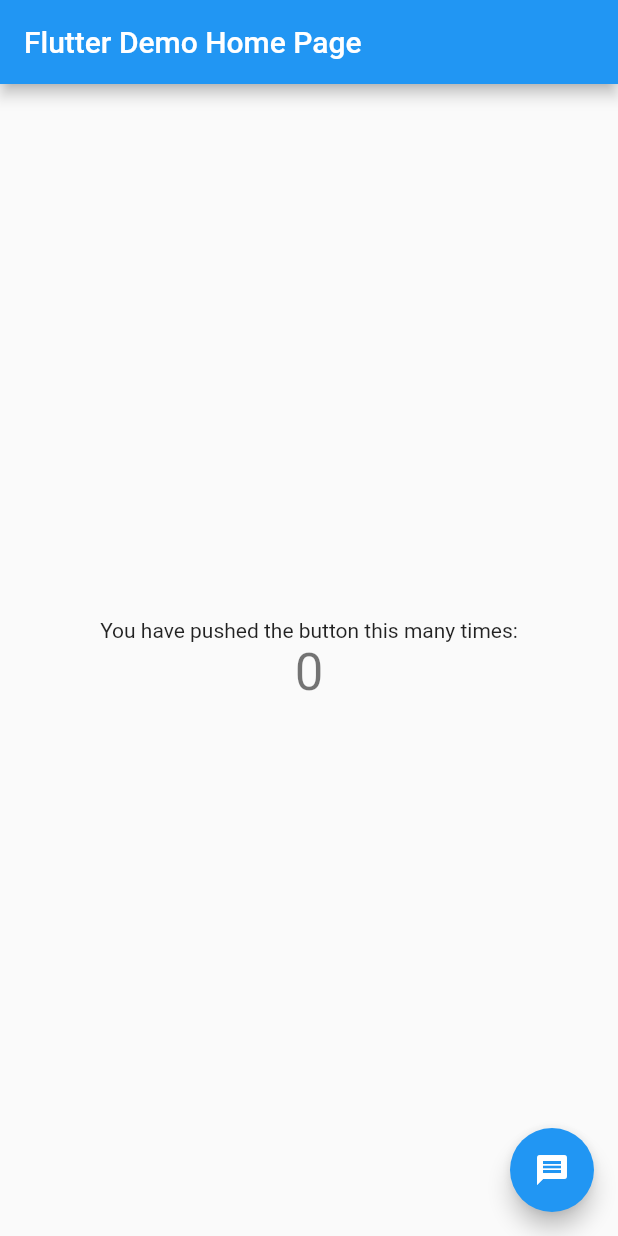
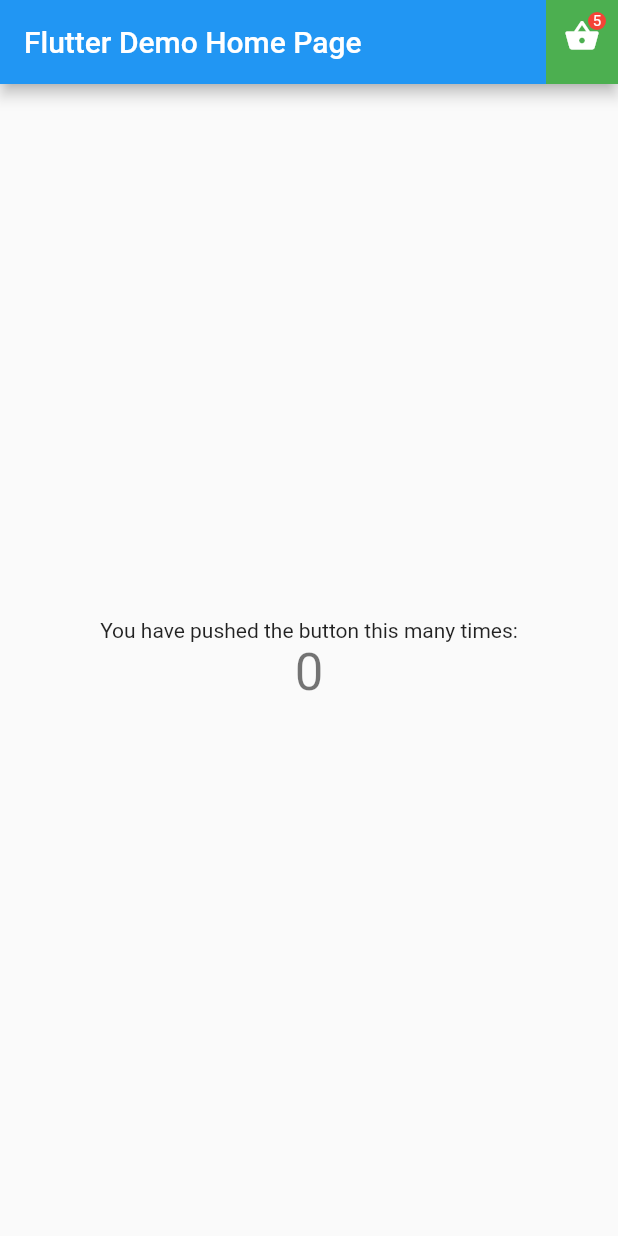
Before and after one commit to jpmehedi/ecommerce_ui_kit, a Flutter app: the screen it shows after launch, on a phone screen of 412 x 824 dp. Run offline on Flutter 3.47's test engine with Material 2 defaults, Android fonts, the phone set to English and light mode, and no system bars.

Commit message:
Include Shoping cart ui

```diff
--- a/example/lib/main.dart
+++ b/example/lib/main.dart
@@ -73,6 +73,12 @@ class _MyHomePageState extends State<MyHomePage> {
         // Here we take the value from the MyHomePage object that was created by
         // the App.build method, and use it to set our appbar title.
         title: Text(widget.title),
+        actions: [
+          CardBadge(
+            icon: Icon(Icons.shopping_basket),
+            count: "5",
+          )
+        ],
       ),
       body: Center(
         // Center is a layout widget. It takes a single child and positions it
@@ -104,17 +110,17 @@ class _MyHomePageState extends State<MyHomePage> {
           ],
         ),
       ),
-      floatingActionButton: FloatingActionButton(
-        onPressed: () async {
-          await CustomAlertBox.showCustomAlertBox(
-              context: context,
-              willDisplayWidget: Container(
-                child: Text('My custom alert box, used from example!!'),
-              ));
-        },
-        tooltip: 'Show Custom Alert Box',
-        child: Icon(Icons.message),
-      ) // This trailing comma makes auto-formatting nicer for build methods.
+      // floatingActionButton: FloatingActionButton(
+      //   onPressed: () async {
+      //     await CustomAlertBox.showCustomAlertBox(
+      //         context: context,
+      //         willDisplayWidget: Container(
+      //           child: Text('My custom alert box, used from example!!'),
+      //         ));
+      //   },
+      //   tooltip: 'Show Custom Alert Box',
+      //   child: Icon(Icons.message),
+      // ) // This trailing comma makes auto-formatting nicer for build methods.
     );
   }
 }
--- /dev/null
+++ b/lib/src/cart_badge.dart
@@ -0,0 +1,49 @@
+import 'package:flutter/material.dart';
+
+
+class CardBadge extends StatelessWidget {
+  final Widget icon;
+  final String count;
+  final TextStyle countStyle;
+  CardBadge({
+   Key key,
+   this.count,
+   this.countStyle,
+   this.icon
+  }) : super(key: key);
+
+  @override
+  Widget build(BuildContext context) {
+    return Container(
+    width: 48,
+    height: 48,
+    color: Colors.green,
+    child:  Stack(
+      children: [
+        InkWell(
+          onTap: (){},
+          child: Container(
+            height: 48,
+            width: 48,
+            child: icon ?? Icon(Icons.shopping_cart),
+          ),
+        ),
+        Positioned(
+          right: 8,
+          top: 8,
+            child: Container(
+            width: 12,
+            height: 12,
+            decoration: BoxDecoration(
+              borderRadius: BorderRadius.circular(6),
+              color: Colors.red
+            ),
+            child: Center(child: Text("${count ?? 0}", style: TextStyle(fontSize: 10))
+            ),
+          ),
+        )
+       ],
+     ),
+    );
+  }
+}
```
Also changed, not shown: lib/ecommerce_ui_kit.dart (+1 -37 lines).
